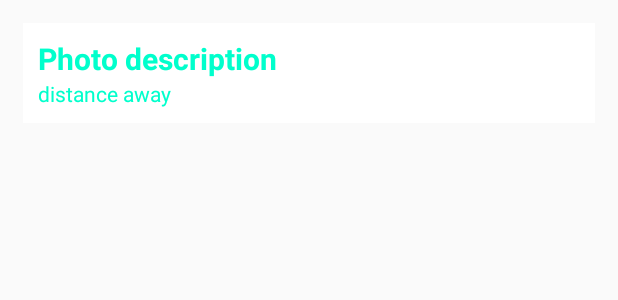
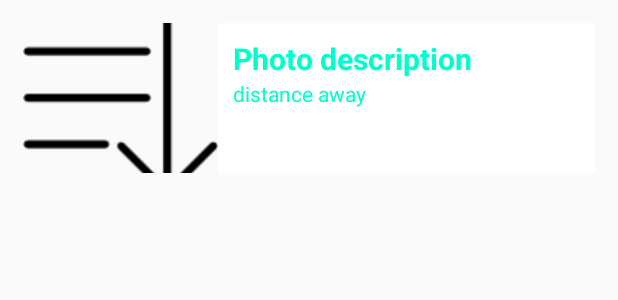
Before and after one commit to meyerjac/GhostyDrop, an Android app: the layout photo_list_item.xml on its own in the app's theme, with its tools: preview values and no code run, on a phone screen of 412 x 824 dp. Shown: the top 300 px of the screen. Run offline under Robolectric (Android 15) with nearby library versions, the phone set to English and light mode, and no system bars.

Commit message:
add the decode code for decoding bit map into photos along with the comments and the distance away from where that picture was taken

```diff
--- a/app/build.gradle
+++ b/app/build.gradle
@@ -36,5 +36,6 @@ dependencies {
     apt 'org.parceler:parceler:1.1.1'
     testCompile 'junit:junit:4.12'
     compile 'com.firebaseui:firebase-ui-database:0.4.1'
+    compile 'com.squareup.picasso:picasso:2.5.2'
 }
 apply plugin: 'com.google.gms.google-services'
--- a/app/src/main/res/layout/photo_list_item.xml
+++ b/app/src/main/res/layout/photo_list_item.xml
@@ -5,12 +5,12 @@
     android:layout_width="match_parent"
     android:layout_height="wrap_content">
 
-    <!--<ImageView-->
-        <!--android:layout_width="130dp"-->
-        <!--android:layout_height="100dp"-->
-        <!--android:id="@+id/photoImageView"-->
-        <!--android:src="@mipmap/arrows"-->
-        <!--android:scaleType="centerCrop"/>-->
+    <ImageView
+        android:layout_width="130dp"
+        android:layout_height="100dp"
+        android:id="@+id/photoImageView"
+        android:src="@mipmap/arrows"
+        android:scaleType="centerCrop"/>
 
     <LinearLayout
         android:orientation="vertical"
```
Also changed, not shown: app/src/main/java/com/example/guest/ghostydrop/DiscoverActivity.java (+33 -40 lines), app/src/main/java/com/example/guest/ghostydrop/adapters/FirebasePhotoViewHolder.java (+29 -0 lines).
